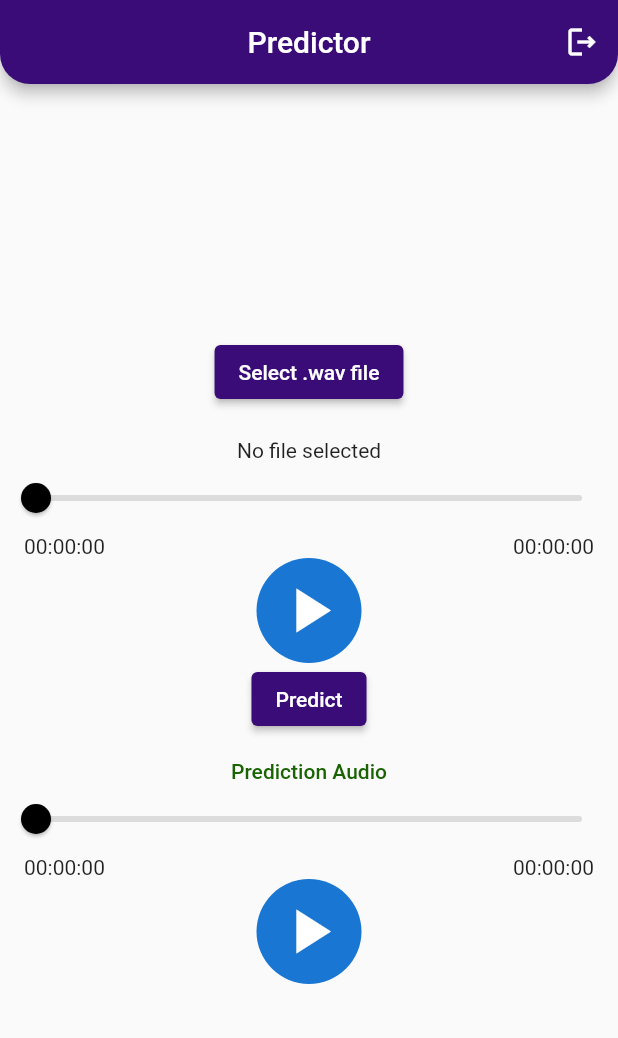
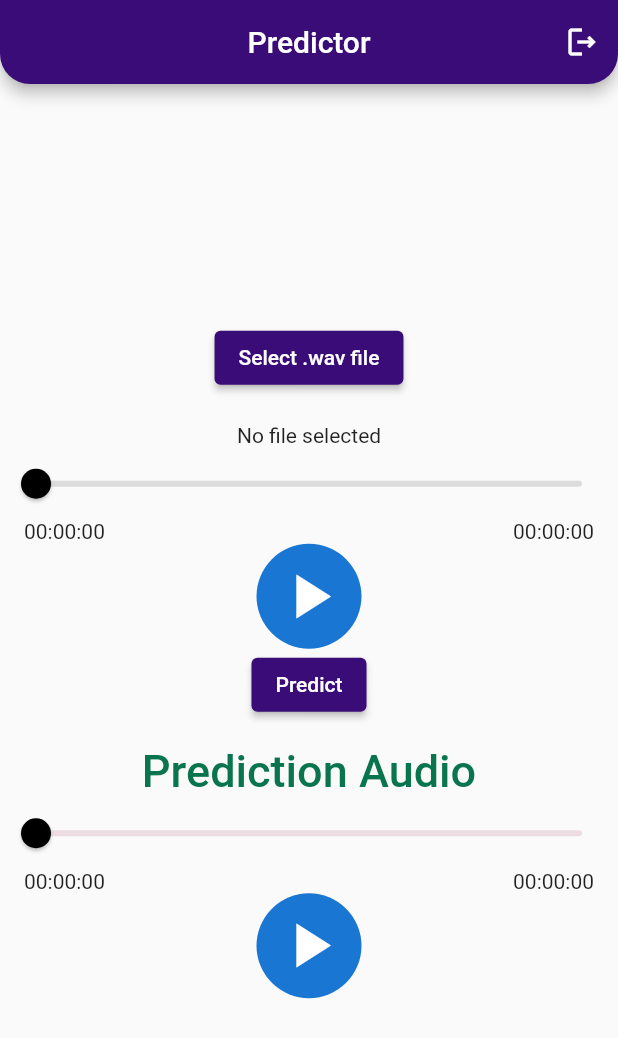
Before and after one commit to Muralidhar216/deeplearningflutter, a Flutter app: the screen it shows after launch, on a phone screen of 412 x 824 dp. Shown: the top 1038 px of the screen. Run offline on Flutter 3.47's test engine with Material 2 defaults, Android fonts, the light colour scheme and no system bars; our stand-ins replace audioplayers, file_picker.

Commit message:
first commit

```diff
--- a/lib/home_audio.dart
+++ b/lib/home_audio.dart
@@ -240,7 +240,8 @@ class _MyHomeState extends State<MyHome> {
               "Prediction Audio",
               style: TextStyle(
                 fontWeight: FontWeight.w500,
-                color: Color.fromARGB(255, 26, 99, 3),
+                color: Color.fromARGB(255, 9, 117, 78),
+                fontSize: 30,
               ),
             ),
             Slider(
@@ -253,8 +254,8 @@ class _MyHomeState extends State<MyHome> {
 
                 await audioPlayer2.resume();
               },
-              activeColor: const Color.fromARGB(255, 69, 173, 168),
-              inactiveColor: Colors.black12,
+              activeColor: Color.fromARGB(255, 11, 101, 97),
+              inactiveColor: Color.fromARGB(31, 140, 7, 49),
               thumbColor: Colors.black,
             ),
             Padding(
```
Also changed, not shown: 1 other file.
